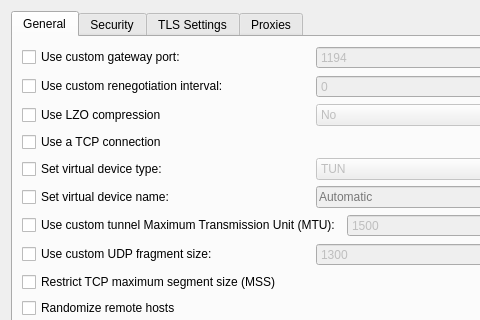
First picture: the form in vpn/openvpn/openvpnadvanced.ui, repository KDE/plasma-nm, before the edit; both pictures show x 0 to 480 and y 0 to 320 of the 626 by 624 pixel window.
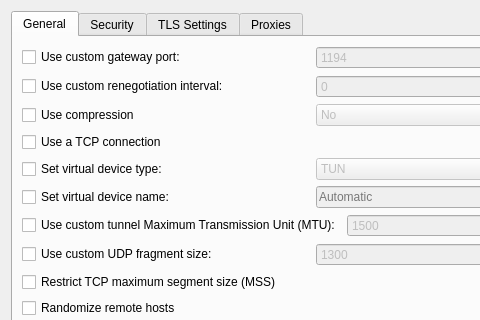
Second picture: the form after the edit. Custom widgets are drawn as their Qt base class.

```diff
--- a/vpn/openvpn/openvpnadvanced.ui
+++ b/vpn/openvpn/openvpnadvanced.ui
@@ -96,7 +96,7 @@
             <string>Use fast LZO compression.</string>
            </property>
            <property name="text">
-            <string>Use LZO compression</string>
+            <string>Use compression</string>
            </property>
           </widget>
          </item>
```
Left out of the diff: 31 changed lines with no effect on the pictures.
